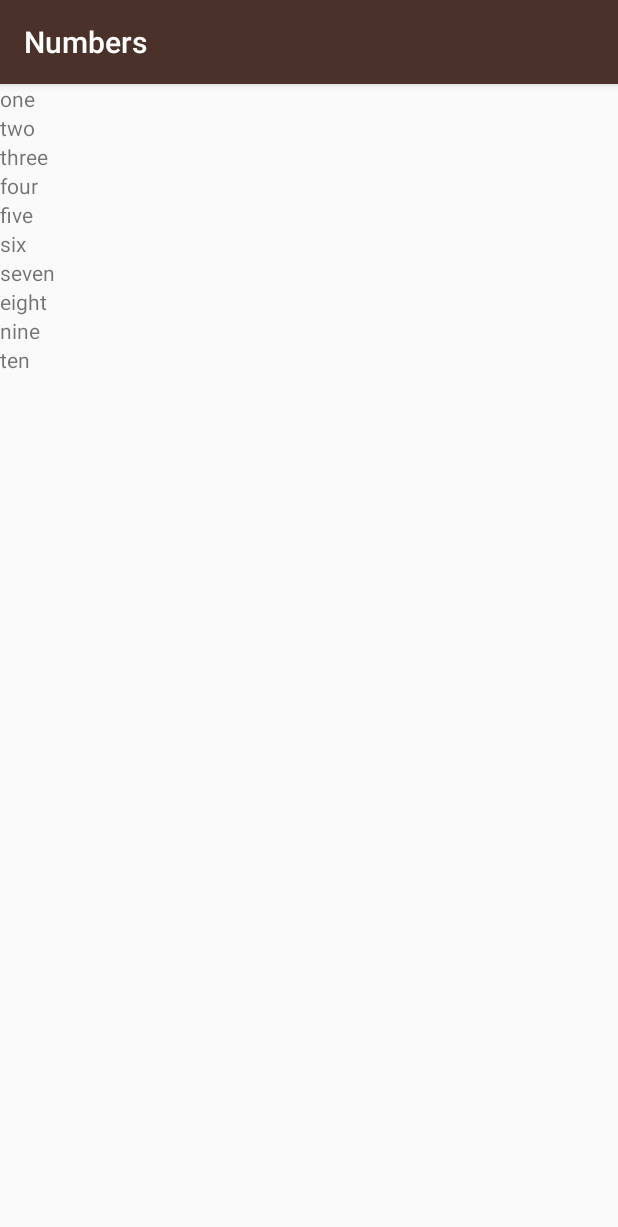
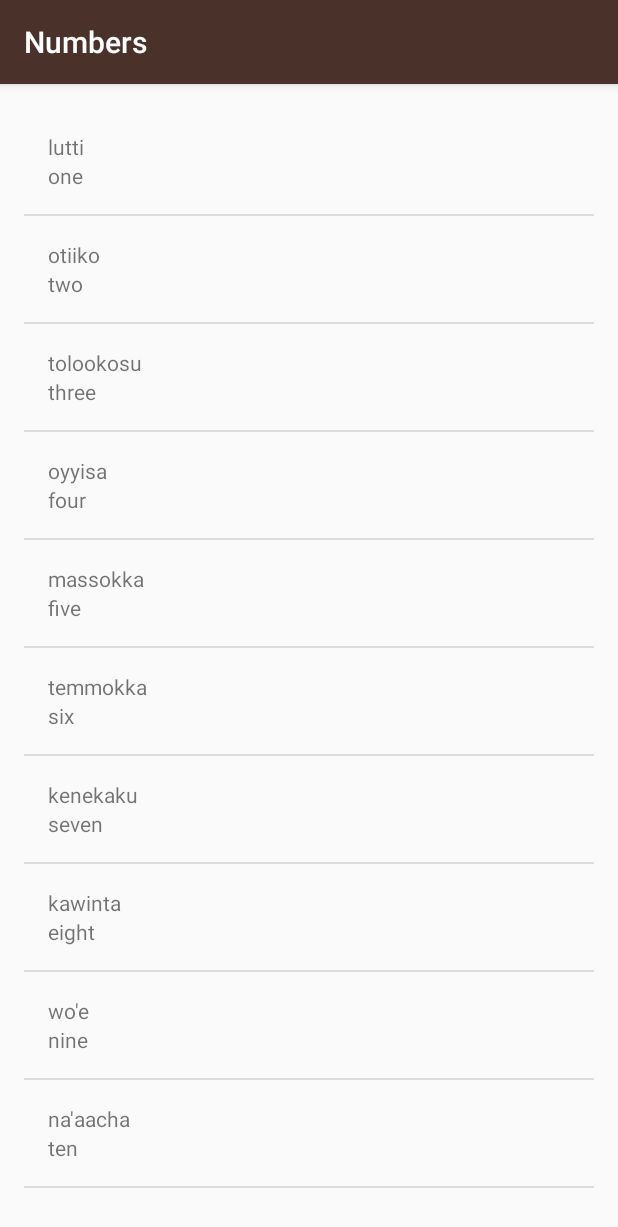
Before and after one commit to OwaisChunawala/Miwok, an Android app: the NumbersActivity screen opened directly, with no data from a screen before it, on a phone screen of 412 x 824 dp. Shown: the top 1227 px of the screen. Run offline under Robolectric (Android 15) with nearby library versions, the phone set to English and light mode, and no system bars.

Commit message:
Added custom array adapter & complete making all lists

```diff
--- a/app/src/main/java/com/example/android/miwok/NumbersActivity.java
+++ b/app/src/main/java/com/example/android/miwok/NumbersActivity.java
@@ -2,9 +2,7 @@
 
 import android.support.v7.app.AppCompatActivity;
 import android.os.Bundle;
-import android.util.Log;
-import android.widget.LinearLayout;
-import android.widget.TextView;
+import android.widget.ListView;
 
 import java.util.ArrayList;
 
@@ -13,43 +11,29 @@
     @Override
     protected void onCreate(Bundle savedInstanceState) {
         super.onCreate(savedInstanceState);
-        setContentView(R.layout.activity_numbers);
+        setContentView(R.layout.word_list);
 
-        ArrayList<String> words = new ArrayList<String>();
+        ArrayList<Word> words = new ArrayList<Word>();
 
-        words.add("one");
-        words.add("two");
-        words.add("three");
-        words.add("four");
-        words.add("five");
-        words.add("six");
-        words.add("seven");
-        words.add("eight");
-        words.add("nine");
-        words.add("ten");
+        words.add(new Word("one","lutti"));
+        words.add(new Word("two","otiiko"));
+        words.add(new Word("three","tolookosu"));
+        words.add(new Word("four","oyyisa"));
+        words.add(new Word("five","massokka"));
+        words.add(new Word("six","temmokka"));
+        words.add(new Word("seven","kenekaku"));
+        words.add(new Word("eight","kawinta"));
+        words.add(new Word("nine","wo'e"));
+        words.add(new Word("ten","na'aacha"));
 
-        LinearLayout rootView =(LinearLayout) findViewById(R.id.rootView);
 
-        int index = 0;
+        WordAdapter adapter  =
+                new WordAdapter(this, words);
 
-        while (index< 10){
-            TextView wordView = new TextView(this);
-            wordView.setText(words.get(index));
-            rootView.addView(wordView);
-            index++;
-        }
+        ListView listView = (ListView) findViewById(R.id.list);
 
-//        TextView wordView = new TextView(this);
-//        wordView.setText(words.get(0));
-//        rootView.addView(wordView);
-//
-//        TextView wordView2 = new TextView(this);
-//        wordView2.setText(words.get(1));
-//        rootView.addView(wordView2);
-//
-//        TextView wordView3 = new TextView(this);
-//        wordView3.setText(words.get(2));
-//        rootView.addView(wordView3);
+        listView.setAdapter(adapter);
+
 
     }
 }
--- /dev/null
+++ b/app/src/main/java/com/example/android/miwok/Word.java
@@ -0,0 +1,23 @@
+package com.example.android.miwok;
+
+/**
+ * Created by owais on 11/06/17.
+ */
+
+public class Word {
+    private String mDefaultTranslation;
+    private String mMiwokTranslation;
+
+    public Word(String defaultTranslation, String miwokTranslation){
+        mDefaultTranslation = defaultTranslation;
+        mMiwokTranslation = miwokTranslation;
+    }
+
+    public String getDefaultTranslation(){
+        return mDefaultTranslation;
+    }
+
+    public String getMiwokTranslation(){
+        return mMiwokTranslation;
+    }
+}
--- /dev/null
+++ b/app/src/main/java/com/example/android/miwok/WordAdapter.java
@@ -0,0 +1,58 @@
+package com.example.android.miwok;
+
+import android.app.Activity;
+import android.support.annotation.NonNull;
+import android.support.annotation.Nullable;
+import android.view.LayoutInflater;
+import android.view.View;
+import android.view.ViewGroup;
+import android.widget.ArrayAdapter;
+import android.widget.ImageView;
+import android.widget.TextView;
+
+import java.util.ArrayList;
+
+/**
+ * Created by owais on 14/06/17.
+ */
+
+public class WordAdapter extends ArrayAdapter<Word> {
+    public WordAdapter(Activity context, ArrayList<Word> words) {
+        // Here, we initialize the ArrayAdapter's internal storage for the context and the list.
+        // the second argument is used when the ArrayAdapter is populating a single TextView.
+        // Because this is a custom adapter for two TextViews and an ImageView, the adapter is not
+        // going to use this second argument, so it can be any value. Here, we used 0.
+        super(context, 0, words);
+    }
+    @NonNull
+
+    @Override
+    public View getView(int position, View convertView, ViewGroup parent) {
+        // Check if the existing view is being reused, otherwise inflate the view
+        View listItemView = convertView;
+        if(listItemView == null) {
+            listItemView = LayoutInflater.from(getContext()).inflate(
+                    R.layout.list_item, parent, false);
+        }
+
+        // Get the {@link AndroidFlavor} object located at this position in the list
+        Word currentWord = getItem(position);
+
+        // Find the TextView in the list_item.xml layout with the ID version_name
+        TextView miwokTextView = (TextView) listItemView.findViewById(R.id.miwok_text_view);
+        // Get the version name from the current AndroidFlavor object and
+        // set this text on the name TextView
+        miwokTextView.setText(currentWord.getMiwokTranslation());
+
+        // Find the TextView in the list_item.xml layout with the ID version_number
+        TextView defaultTextView = (TextView) listItemView.findViewById(R.id.default_text_view);
+        // Get the version number from the current AndroidFlavor object and
+        // set this text on the number TextView
+        defaultTextView.setText(currentWord.getDefaultTranslation());
+
+
+        // Return the whole list item layout (containing 2 TextViews and an ImageView)
+        // so that it can be shown in the ListView
+        return listItemView;
+    }
+}
--- a/app/src/main/res/layout/activity_numbers.xml
+++ /dev/null
@@ -1,11 +0,0 @@
-<?xml version="1.0" encoding="utf-8"?>
-<LinearLayout xmlns:android="http://schemas.android.com/apk/res/android"
-    xmlns:app="http://schemas.android.com/apk/res-auto"
-    xmlns:tools="http://schemas.android.com/tools"
-    android:layout_width="match_parent"
-    android:layout_height="match_parent"
-    android:orientation="vertical"
-    android:id="@+id/rootView"
-    tools:context="com.example.android.miwok.NumbersActivity">
-
-</LinearLayout>
--- /dev/null
+++ b/app/src/main/res/layout/list_item.xml
@@ -0,0 +1,21 @@
+<?xml version="1.0" encoding="utf-8"?>
+<LinearLayout xmlns:android="http://schemas.android.com/apk/res/android"
+    xmlns:tools="http://schemas.android.com/tools"
+    android:orientation="vertical"
+    android:layout_width="match_parent"
+    android:layout_height="match_parent"
+    android:paddingTop="16dp"
+    android:paddingLeft="16dp"
+    android:paddingBottom="16dp">
+    <TextView
+        android:layout_width="wrap_content"
+        android:layout_height="wrap_content"
+        android:id="@+id/miwok_text_view"
+        tools:text="lutti"/>
+    <TextView
+        android:layout_width="wrap_content"
+        android:layout_height="wrap_content"
+        android:id="@+id/default_text_view"
+        tools:text="one"/>
+
+</LinearLayout>
--- /dev/null
+++ b/app/src/main/res/layout/word_list.xml
@@ -0,0 +1,11 @@
+<?xml version="1.0" encoding="utf-8"?>
+<ListView xmlns:android="http://schemas.android.com/apk/res/android"
+    xmlns:tools="http://schemas.android.com/tools"
+    android:id="@+id/list"
+    android:orientation="vertical"
+    android:layout_width="match_parent"
+    android:layout_height="match_parent"
+    android:paddingBottom="@dimen/activity_vertical_margin"
+    android:paddingLeft="@dimen/activity_horizontal_margin"
+    android:paddingRight="@dimen/activity_horizontal_margin"
+    android:paddingTop="@dimen/activity_vertical_margin" />
```
Also changed, not shown: app/src/main/java/com/example/android/miwok/ColorsActivity.java (+26 -1 lines), app/src/main/java/com/example/android/miwok/FamilyActivity.java (+27 -1 lines), app/src/main/java/com/example/android/miwok/PhrasesActivity.java (+27 -1 lines), app/src/main/res/layout/activity_colors.xml (deleted, +0 -9 lines), app/src/main/res/layout/activity_family.xml (deleted, +0 -9 lines), app/src/main/res/layout/activity_phrases.xml (deleted, +0 -9 lines).
